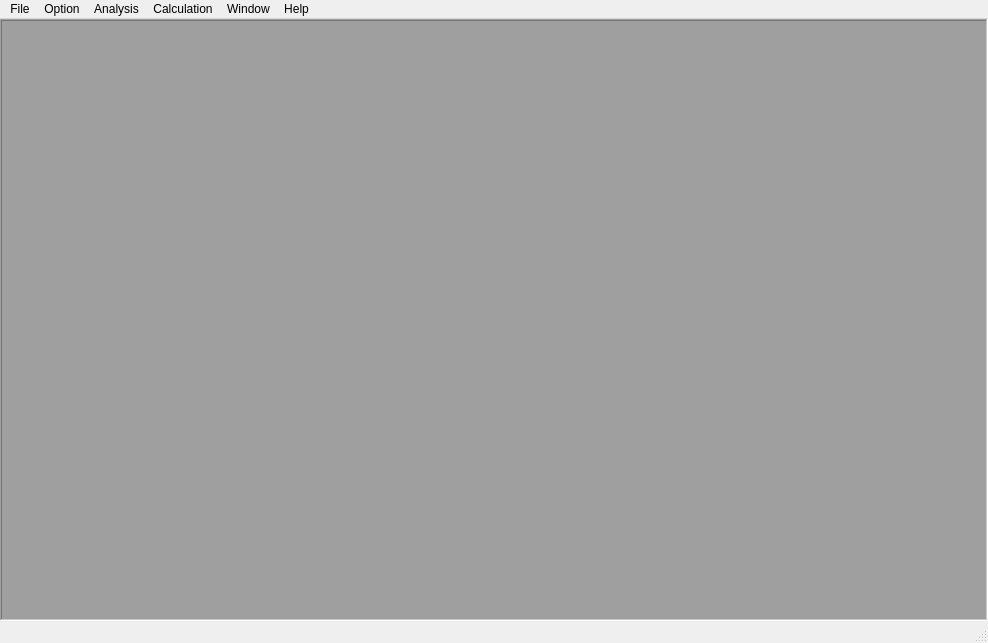
First picture: the form in Test_01/Test.ui, repository Matsuko97/Test, before the edit.
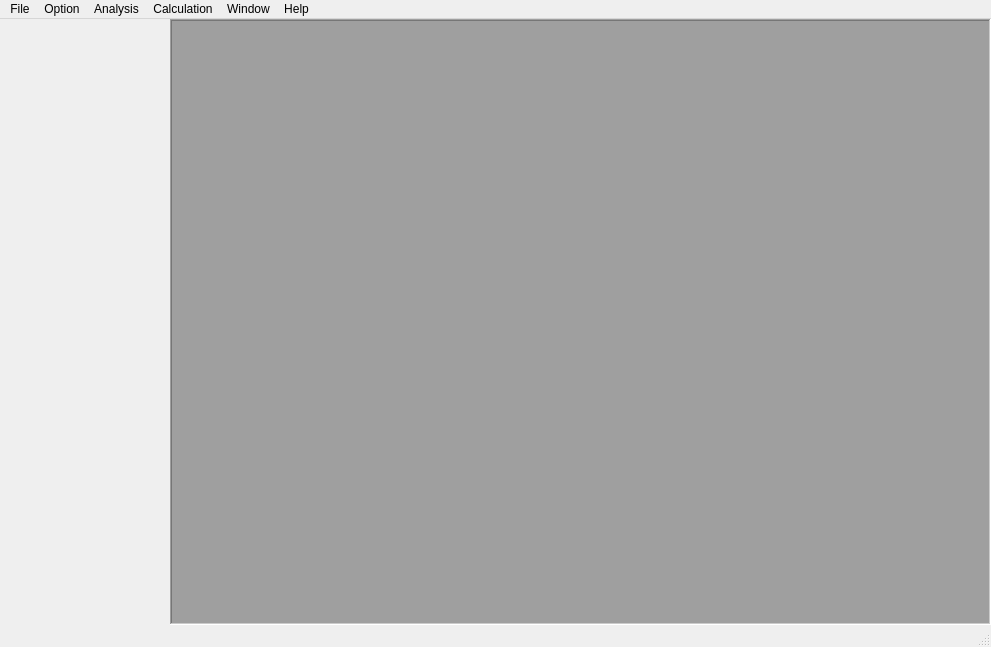
Second picture: the form after the edit.

```diff
--- a/Test_01/Test.ui
+++ b/Test_01/Test.ui
@@ -6,8 +6,8 @@
    <rect>
     <x>0</x>
     <y>0</y>
-    <width>988</width>
-    <height>643</height>
+    <width>991</width>
+    <height>647</height>
    </rect>
   </property>
   <property name="windowTitle">
@@ -20,7 +20,30 @@
      <verstretch>0</verstretch>
     </sizepolicy>
    </property>
-   <layout class="QHBoxLayout" name="horizontalLayout">
+   <layout class="QHBoxLayout" name="horizontalLayout_2" stretch="1">
+    <property name="spacing">
+     <number>0</number>
+    </property>
+    <property name="leftMargin">
+     <number>0</number>
+    </property>
+    <property name="topMargin">
+     <number>0</number>
+    </property>
+    <property name="rightMargin">
+     <number>0</number>
+    </property>
+    <property name="bottomMargin">
+     <number>0</number>
+    </property>
+    <item>
+     <layout class="QHBoxLayout" name="horizontalLayout" stretch="1,5">
+      <item>
+       <widget class="QWidget" name="widget" native="true"/>
+      </item>
+      <item>
+       <widget class="QWidget" name="widget_2" native="true">
+        <layout class="QVBoxLayout" name="verticalLayout">
     <property name="spacing">
      <number>0</number>
     </property>
@@ -54,12 +77,17 @@
     </item>
    </layout>
   </widget>
+      </item>
+     </layout>
+    </item>
+   </layout>
+  </widget>
   <widget class="QMenuBar" name="MENU">
    <property name="geometry">
     <rect>
      <x>0</x>
      <y>0</y>
-     <width>988</width>
+     <width>991</width>
      <height>26</height>
     </rect>
    </property>
```
Lines whose indentation alone changed are shown as unchanged.
